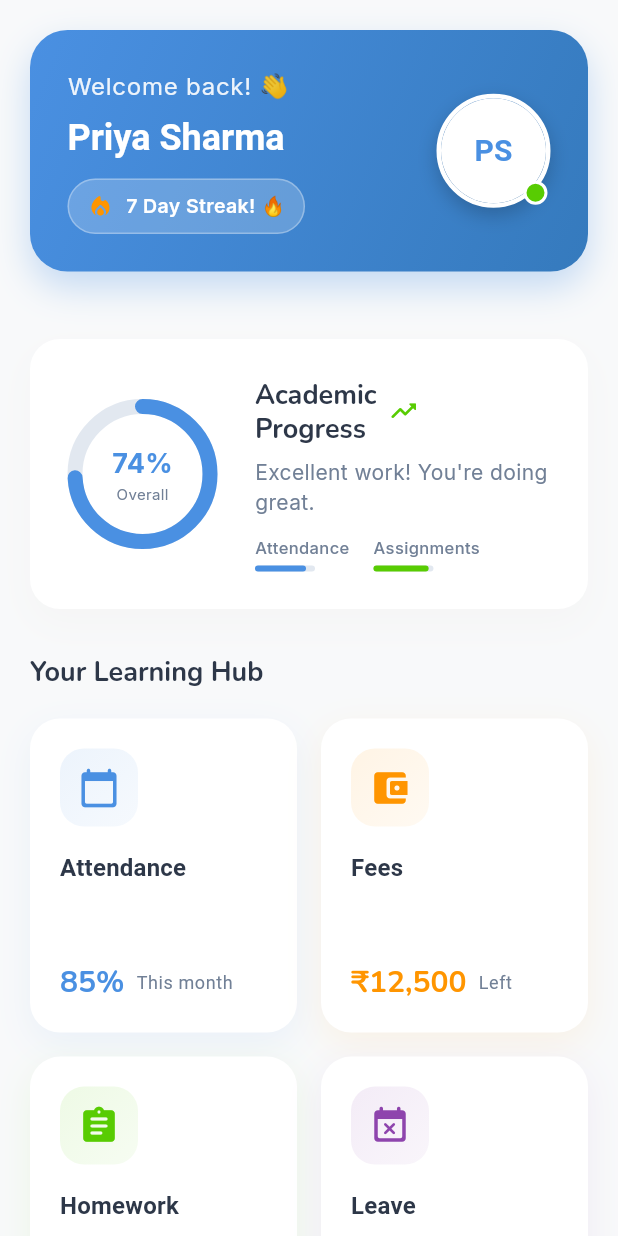
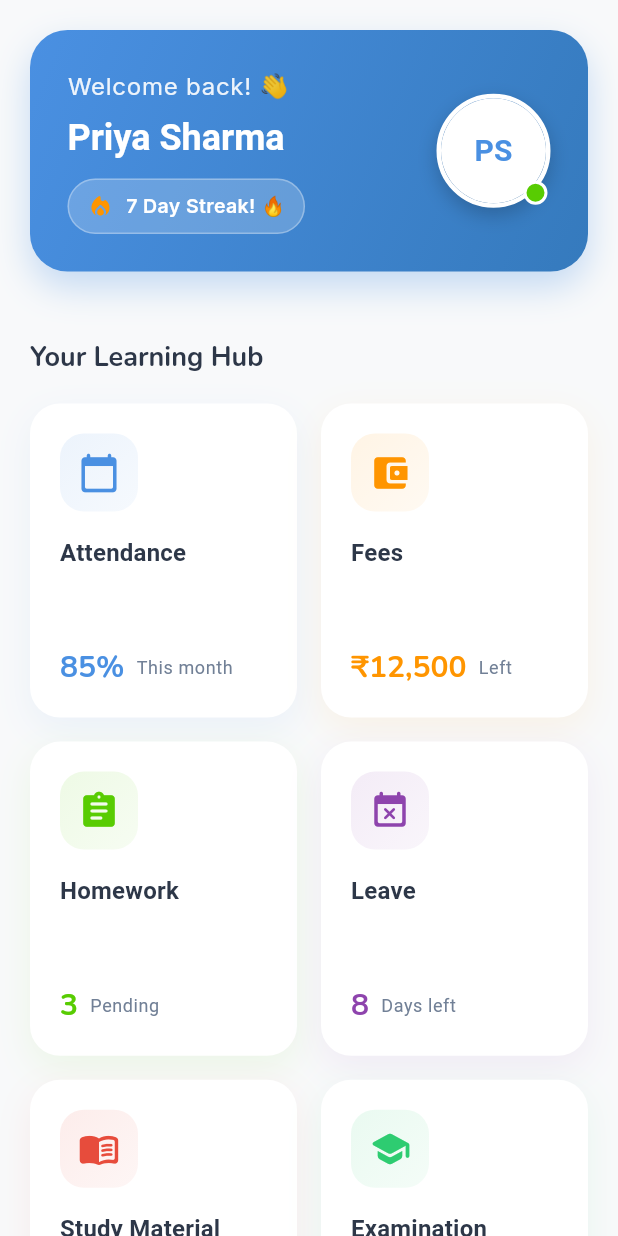
Before and after one commit to Aatif70/dps, a Flutter app: the StudentDashboardScreen screen opened by its route, on a phone screen of 412 x 824 dp. Run offline on Flutter 3.47's test engine with Material 3 defaults, Android fonts, the phone set to English and light mode, and no system bars; drawn by our look-alikes of percent_indicator; our stand-ins replace animated_text_kit, google_fonts, shared_preferences, table_calendar; accounts and stored records are empty.

Commit message:
student dashboard redesigned

```diff
--- a/lib/screens/student/student_dashboard_screen.dart
+++ b/lib/screens/student/student_dashboard_screen.dart
@@ -61,10 +61,6 @@ class _StudentDashboardScreenState extends State<StudentDashboardScreen>
 
                 const SizedBox(height: 25),
 
-                // Progress Section
-                _buildEnhancedProgressSection(context),
-
-                const SizedBox(height: 30),
 
                 // Section Title
                 Padding(
@@ -234,113 +230,7 @@ class _StudentDashboardScreenState extends State<StudentDashboardScreen>
     );
   }
 
-  Widget _buildEnhancedProgressSection(BuildContext context) {
-    return Padding(
-      padding: const EdgeInsets.symmetric(horizontal: 20),
-      child: Container(
-        padding: const EdgeInsets.all(25),
-        decoration: BoxDecoration(
-          color: Colors.white,
-          borderRadius: BorderRadius.circular(20),
-          boxShadow: [
-            BoxShadow(
-              color: Colors.grey.shade100,
-              blurRadius: 20,
-              offset: const Offset(0, 10),
-            ),
-          ],
-        ),
-        child: Row(
-          children: [
-            // Enhanced Circular Progress
-            TweenAnimationBuilder<double>(
-              tween: Tween<double>(begin: 0.0, end: 0.78),
-              duration: const Duration(milliseconds: 2000),
-              builder: (context, value, child) {
-                return CircularPercentIndicator(
-                  radius: 50.0,
-                  lineWidth: 10.0,
-                  percent: value,
-                  center: Column(
-                    mainAxisSize: MainAxisSize.min,
-                    children: [
-                      Text(
-                        "${(value * 100).toInt()}%",
-                        style: const TextStyle(
-                          fontWeight: FontWeight.bold,
-                          fontSize: 18,
-                          color: Color(0xFF4A90E2),
-                        ),
-                      ),
-                      const Text(
-                        "Overall",
-                        style: TextStyle(
-                          fontSize: 10,
-                          color: Color(0xFF718096),
-                        ),
-                      ),
-                    ],
-                  ),
-                  progressColor: const Color(0xFF4A90E2),
-                  backgroundColor: const Color(0xFFE2E8F0),
-                  circularStrokeCap: CircularStrokeCap.round,
-                  animation: true,
-                  animationDuration: 2000,
-                );
-              },
-            ),
 
-            const SizedBox(width: 25),
-
-            Expanded(
-              child: Column(
-                crossAxisAlignment: CrossAxisAlignment.start,
-                children: [
-                  Row(
-                    children: [
-                      Text(
-                        'Academic\n'
-                            'Progress ',
-                        style: Theme.of(context).textTheme.headlineMedium?.copyWith(
-                          fontWeight: FontWeight.bold,
-                          fontSize: 18,
-                          color: const Color(0xFF2D3748),
-                        ),
-                      ),
-                      const SizedBox(width: 8),
-                      const Icon(
-                        Icons.trending_up_rounded,
-                        color: Color(0xFF58CC02),
-                        size: 20,
-                      ),
-                    ],
-                  ),
-                  const SizedBox(height: 8),
-                  Text(
-                    'Excellent work! You\'re doing great.',
-                    style: Theme.of(context).textTheme.bodyMedium?.copyWith(
-                      color: const Color(0xFF718096),
-                      height: 1.4,
-                    ),
-                  ),
-                  const SizedBox(height: 12),
-
-                  // Progress Indicators
-                  Row(
-                    children: [
-                      _buildMiniProgress('Attendance', 0.85, const Color(0xFF4A90E2)),
-                      const SizedBox(width: 16),
-                      _buildMiniProgress('Assignments', 0.92, const Color(0xFF58CC02)),
-                    ],
-                  ),
-                ],
-              ),
-            ),
-          ],
-        ),
-      ),
-    );
-  }
 
   Widget _buildMiniProgress(String label, double value, Color color) {
     return Column(
```
